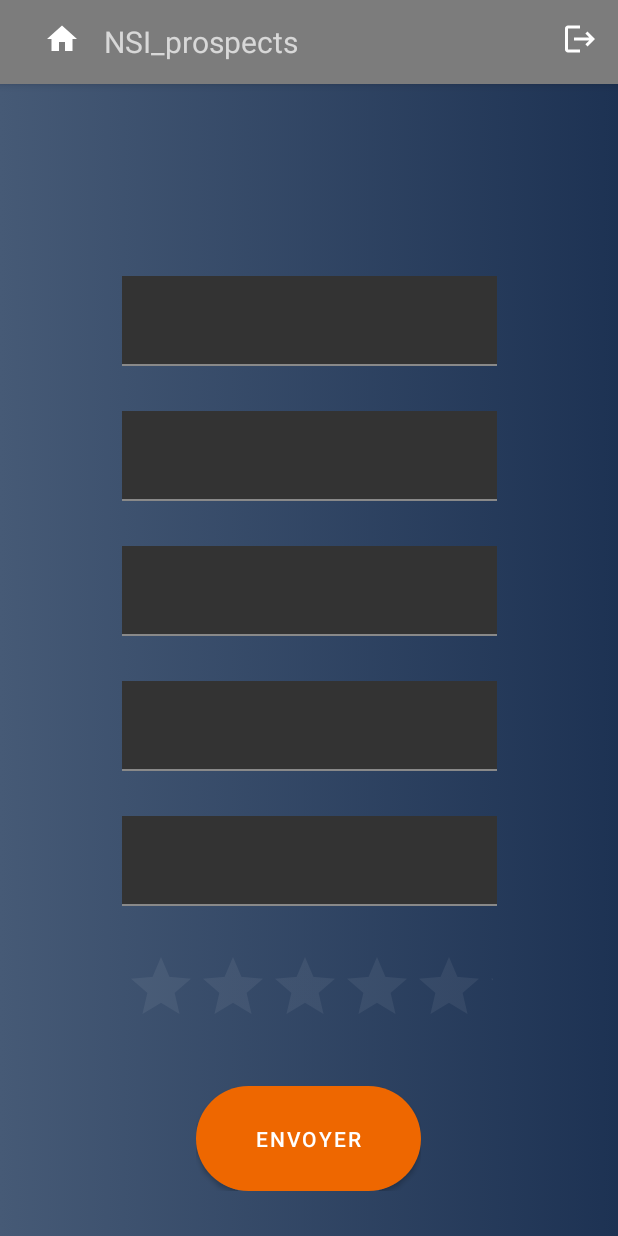
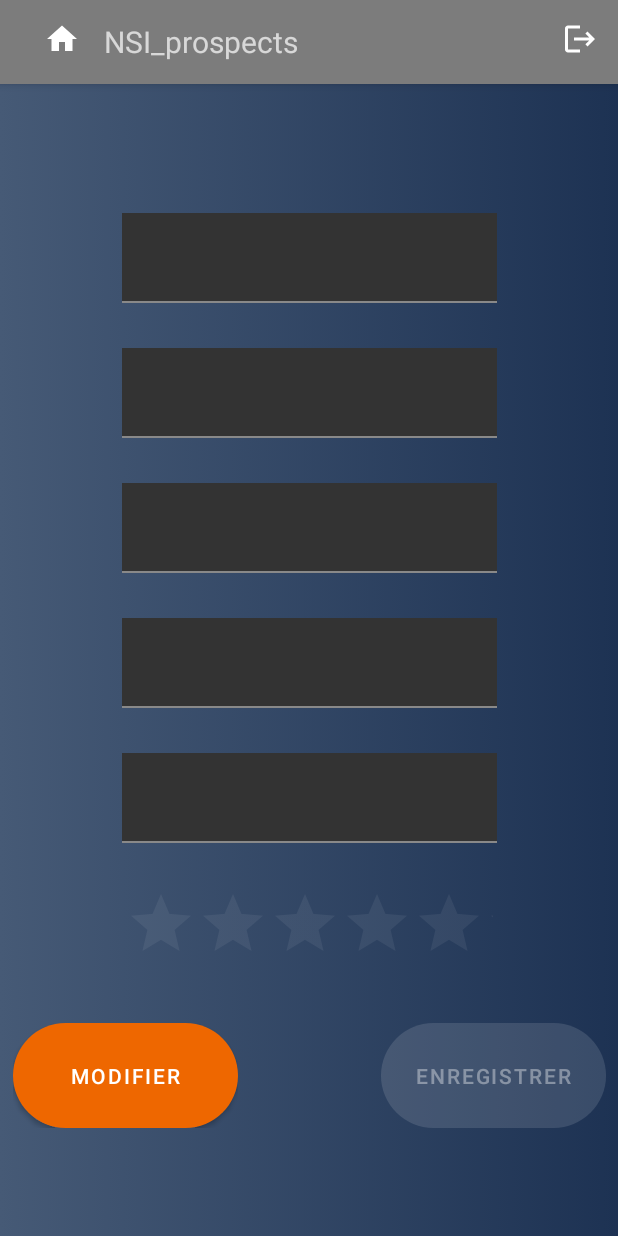
Before and after one commit to chrisollivier/Prospect, an Android app: the DisplayProspectActivity screen opened directly, with no data from a screen before it, on a phone screen of 412 x 824 dp. Run offline under Robolectric (Android 15) with nearby library versions, the phone set to English and light mode, and no system bars; 7 statements that could not run were skipped.

Commit message:
change to DisplayProspectActivity.java

```diff
--- a/app/src/main/java/sio/nsi/prospect/view/DisplayProspectActivity.java
+++ b/app/src/main/java/sio/nsi/prospect/view/DisplayProspectActivity.java
@@ -3,10 +3,7 @@
 import android.content.Intent;
 import android.os.Bundle;
 import android.view.View;
-import android.widget.EditText;
-import android.widget.ImageView;
-import android.widget.RatingBar;
-import android.widget.TextView;
+import android.widget.*;
 import androidx.annotation.Nullable;
 import androidx.appcompat.app.AppCompatActivity;
 import sio.nsi.prospect.R;
@@ -49,6 +46,13 @@
         StareRatting.setRating((float) prospect.getScore());
         StareRatting.setEnabled(false);
 
+        Button btn_Modifier = findViewById(R.id.Button_Modifier);
+        btn_Modifier.setOnClickListener(btnModifier);
+
+        Button btn_Enregistre = findViewById(R.id.Button_Enregistrer);
+        btn_Enregistre.setOnClickListener(btnEnregistre);
+        btn_Enregistre.setEnabled(false);
+
         ImageView back_button = findViewById(R.id.back_button);
         back_button.setOnClickListener(backbutton);
 
@@ -67,4 +71,20 @@
         Intent intent = new Intent(DisplayProspectActivity.this, LoginActivity.class);
         startActivity(intent);
     };
+
+    public View.OnClickListener btnModifier = v -> {
+        Button btn_Enregistre = findViewById(R.id.Button_Enregistrer);
+        btn_Enregistre.setEnabled(true);
+        TextNom.setEnabled(true);
+        TextPrenom.setEnabled(true);
+        TextRS.setEnabled(true);
+        TextTel.setEnabled(true);
+        TextMail.setEnabled(true);
+        StareRatting.setEnabled(true);
+    };
+
+    public View.OnClickListener btnEnregistre = v -> {
+
+    };
+
 }
--- a/app/src/main/res/layout/displayprospectactivity.xml
+++ b/app/src/main/res/layout/displayprospectactivity.xml
@@ -10,13 +10,13 @@
     <include layout="@layout/toolbar" android:id="@+id/toolbar"/>
 
     <com.google.android.material.textfield.TextInputLayout
-            android:id="@+id/textInputLayoutRaisonSocial"
+            android:id="@+id/textLayoutRaisonSocial"
             android:layout_width="wrap_content"
             android:layout_height="wrap_content"
             app:layout_constraintStart_toStartOf="parent"
             android:layout_margin="30dp"
             android:layout_marginBottom="73dp"
-            app:layout_constraintBottom_toTopOf="@+id/textInputLayoutPrenom"
+            app:layout_constraintBottom_toTopOf="@+id/textLayoutPrenom"
             app:layout_constraintEnd_toEndOf="parent">
 
         <EditText android:id="@+id/textRaisonSocial"
@@ -26,20 +26,19 @@
                   android:ems="10"
                   android:textColor="@color/white"
                   android:textColorHint="@color/grey"
-                  android:autofillHints=""
                   tools:ignore="LabelFor,SpeakableTextPresentCheck"
                   android:inputType="text"/>
 
     </com.google.android.material.textfield.TextInputLayout>
 
     <com.google.android.material.textfield.TextInputLayout
-            android:id="@+id/textInputLayoutPrenom"
+            android:id="@+id/textLayoutPrenom"
             android:layout_width="wrap_content"
             android:layout_height="wrap_content"
             app:layout_constraintStart_toStartOf="parent"
             android:layout_margin="30dp"
             android:layout_marginBottom="73dp"
-            app:layout_constraintBottom_toTopOf="@+id/textInputLayoutNom"
+            app:layout_constraintBottom_toTopOf="@+id/textLayoutNom"
             app:layout_constraintEnd_toEndOf="parent">
 
         <EditText android:id="@+id/textPrenom"
@@ -50,19 +49,19 @@
                   android:textColor="@color/white"
                   android:textColorHint="@color/grey"
                   tools:ignore="LabelFor,SpeakableTextPresentCheck"
-                  android:inputType="text"
-                  android:autofillHints=""/>
+                  android:inputType="text"/>
 
     </com.google.android.material.textfield.TextInputLayout>
 
     <com.google.android.material.textfield.TextInputLayout
-            android:id="@+id/textInputLayoutNom"
+            android:id="@+id/textLayoutNom"
             android:layout_width="wrap_content"
             android:layout_height="wrap_content"
             android:layout_margin="30dp"
             android:layout_marginBottom="73dp"
-            app:layout_constraintBottom_toTopOf="@+id/textInputLayoutTel"
-            app:layout_constraintStart_toStartOf="parent" app:layout_constraintEnd_toEndOf="parent">
+            app:layout_constraintBottom_toTopOf="@+id/textLayoutTel"
+            app:layout_constraintStart_toStartOf="parent"
+            app:layout_constraintEnd_toEndOf="parent">
 
         <EditText android:id="@+id/textNom"
                   android:layout_width="250dp"
@@ -72,20 +71,19 @@
                   android:textColor="@color/white"
                   android:textColorHint="@color/grey"
                   android:inputType="text"
-                  tools:ignore="LabelFor,SpeakableTextPresentCheck"
-                  android:autofillHints=""/>
+                  tools:ignore="LabelFor,SpeakableTextPresentCheck"/>
 
     </com.google.android.material.textfield.TextInputLayout>
 
     <com.google.android.material.textfield.TextInputLayout
-            android:id="@+id/textInputLayoutTel"
+            android:id="@+id/textLayoutTel"
             android:layout_width="wrap_content"
             android:layout_height="wrap_content"
             app:layout_constraintStart_toStartOf="parent"
             app:layout_constraintEnd_toEndOf="parent"
             android:layout_margin="30dp"
             android:layout_marginBottom="73dp"
-            app:layout_constraintBottom_toTopOf="@+id/textInputLayoutMail">
+            app:layout_constraintBottom_toTopOf="@+id/textLayoutMail">
 
         <EditText android:id="@+id/textTel"
                   android:layout_width="250dp"
@@ -95,13 +93,12 @@
                   android:textColor="@color/white"
                   android:textColorHint="@color/grey"
                   android:inputType="phone"
-                  tools:ignore="LabelFor,SpeakableTextPresentCheck"
-                  android:autofillHints=""/>
+                  tools:ignore="LabelFor,SpeakableTextPresentCheck"/>
 
     </com.google.android.material.textfield.TextInputLayout>
 
     <com.google.android.material.textfield.TextInputLayout
-            android:id="@+id/textInputLayoutMail"
+            android:id="@+id/textLayoutMail"
             android:layout_width="wrap_content"
             android:layout_height="wrap_content"
             app:layout_constraintStart_toStartOf="parent"
@@ -119,8 +116,7 @@
                   android:textColor="@color/white"
                   android:textColorHint="@color/grey"
                   android:inputType="textEmailAddress"
-                  tools:ignore="LabelFor,SpeakableTextPresentCheck"
-                  android:autofillHints=""/>
+                  tools:ignore="LabelFor,SpeakableTextPresentCheck"/>
 
     </com.google.android.material.textfield.TextInputLayout>
 
@@ -143,16 +139,35 @@
             android:layout_width="150dp"
             android:layout_height="70dp"
             app:layout_constraintBottom_toBottomOf="parent"
-            app:layout_constraintEnd_toEndOf="parent"
-            app:layout_constraintHorizontal_bias="0.498"
-            app:layout_constraintStart_toStartOf="parent"
-            android:layout_marginBottom="30dp">
+            android:layout_marginBottom="72dp"
+            app:layout_constraintEnd_toEndOf="@+id/ShowStarRating"
+            app:layout_constraintHorizontal_bias="0.0"
+            app:layout_constraintStart_toEndOf="@+id/ShowStarRating">
 
-        <Button android:id="@+id/button_createProspect"
+        <Button android:id="@+id/Button_Enregistrer"
                 android:layout_width="match_parent"
                 android:layout_height="match_parent"
                 android:background="@drawable/buttonshape"
-                android:text="@string/envoyer"
+                android:text="Enregistrer"
+                app:layout_constraintBottom_toBottomOf="parent"
+                app:layout_constraintEnd_toEndOf="parent"
+                app:layout_constraintStart_toStartOf="parent"/>
+
+    </androidx.appcompat.widget.LinearLayoutCompat>
+    <androidx.appcompat.widget.LinearLayoutCompat
+            android:id="@+id/linearLayoutCompatModify"
+            android:layout_width="150dp"
+            android:layout_height="70dp"
+            app:layout_constraintBottom_toBottomOf="parent"
+            android:layout_marginBottom="72dp"
+            app:layout_constraintStart_toStartOf="@+id/ShowStarRating"
+            app:layout_constraintEnd_toStartOf="@+id/ShowStarRating">
+
+        <Button android:id="@+id/Button_Modifier"
+                android:layout_width="match_parent"
+                android:layout_height="match_parent"
+                android:background="@drawable/buttonshape"
+                android:text="Modifier"
                 app:layout_constraintBottom_toBottomOf="parent"
                 app:layout_constraintEnd_toEndOf="parent"
                 app:layout_constraintStart_toStartOf="parent"/>
```
